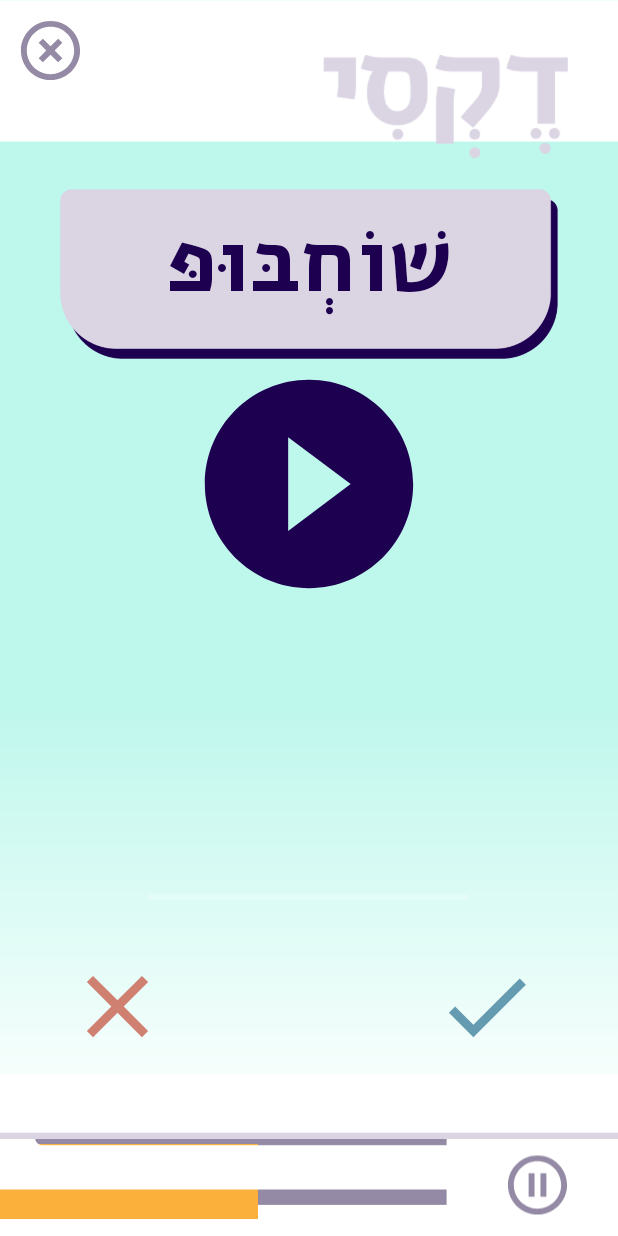
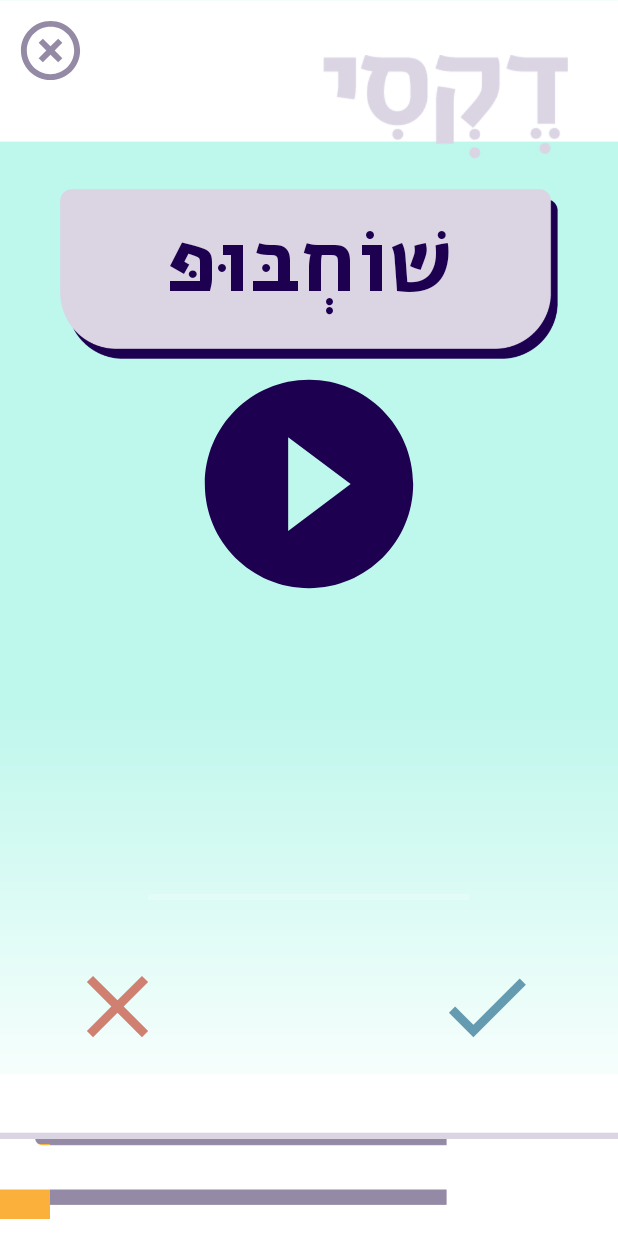
Before and after one commit to shellybekhor/Dexi, an Android app: the GameWordActivity screen opened directly, with no data from a screen before it, after a tap on an icon or button, on a phone screen of 412 x 824 dp. Run offline under Robolectric (Android 15) with nearby library versions, the phone set to English and light mode, and no system bars; network calls fail.

Commit message:
word fucking stupid game

```diff
--- a/app/build.gradle
+++ b/app/build.gradle
@@ -27,5 +27,4 @@ dependencies {
     testImplementation 'junit:junit:4.12'
     androidTestImplementation 'com.android.support.test:runner:1.0.2'
     androidTestImplementation 'com.android.support.test.espresso:espresso-core:3.0.2'
-    compileOnly 'com.google.android.wearable:wearable:2.3.0'
 }
--- a/app/src/main/java/shellybekhor/dexi/GameWordActivity.java
+++ b/app/src/main/java/shellybekhor/dexi/GameWordActivity.java
@@ -4,6 +4,8 @@ import android.content.Intent;
 import android.support.v7.app.AppCompatActivity;
 import android.os.Bundle;
 import android.view.View;
+import android.widget.ImageView;
+import android.widget.TextView;
 
 import java.util.Timer;
 import java.util.TimerTask;
@@ -11,9 +13,19 @@ import java.util.concurrent.Executors;
 import java.util.concurrent.ScheduledExecutorService;
 import java.util.concurrent.TimeUnit;
 
+import backend.*;
+
 public class GameWordActivity extends AppCompatActivity {
-    GameWordRunner runner;
+    //GameWordRunner runner;
     Thread timer;
+    private TextView showWord;
+    private ImageView readWord;
+    private ImageView success;
+    private ImageView fail;
+    private ImageView prog;
+    private SequenceRandomizer randomizer;
+    Word newWord;
+    int width = 0;
 
     @Override
     protected void onCreate(Bundle savedInstanceState) {
@@ -24,61 +36,60 @@ public class GameWordActivity extends AppCompatActivity {
             public void run() {
             }
         });
-        runner = new GameWordRunner(this, timer);
-        runner.startIteration();
-        /**/
-        /*Timer t = new Timer();
-        t.schedule(new TimerTask() {
-            @Override
-            public void run() {
-                runOnUiThread(new Runnable() {
-                    @Override
-                    public void run() {
-                        runner.progress();
-                    }
-                });
-            }
-        }, 0, 100);*/
-        /*ScheduledExecutorService scheduleTaskExecutor = Executors.newScheduledThreadPool(5);
-
-        scheduleTaskExecutor.scheduleAtFixedRate(new Runnable() {
-            public void run() {
-                runner.progress();
-            }
-        }, 0, 100, TimeUnit.MILLISECONDS);*/
+        showWord = findViewById(R.id.showWord);
+        readWord = findViewById(R.id.readWord);
+        success = findViewById(R.id.success);
+        fail = findViewById(R.id.fail);
+        prog = findViewById(R.id.progress);
+        randomizer = new RandomizerImplement();
+        startIteration();
     }
 
-    private void setTimer(){
-        Thread t = new Thread(new Runnable() {
+    public void play(View view){
+        if (newWord != null) newWord.play(GameWordActivity.this);
+    }
+
+    public void startIteration() {
+        newWord = randomizer.getWord();
+        showWord.setText(newWord.toString());
+        success.setOnClickListener(new View.OnClickListener() {
             @Override
-            public void run() {
-                while (runner.getIteration()) {
-                    try {
-                        timer.sleep(100);
-                    } catch (InterruptedException e) {
-                        e.printStackTrace();
-                    }
-                    runOnUiThread(new Runnable() {
-                        @Override
-                        public void run() {
-                            runner.progress();
-                        }
-                    });
-                }
+            public void onClick(View view) {
+                endIteration(true);
             }
         });
-        t.start();
+        fail.setOnClickListener(new View.OnClickListener() {
+            @Override
+            public void onClick(View view) {
+                endIteration(false);
+            }
+        });
     }
 
-    public void runGame() {
-        while (true) {
-            runner.startIteration();
-            setTimer();
+    private void endIteration(boolean isSuccess){
+        if (isSuccess) {
+            if(prog.getLayoutParams().width >= 830){
+                end();
+                return;
+            }
+            prog.getLayoutParams().width +=20;
+        } else {
+            if(prog.getLayoutParams().width > 0) {
+                prog.getLayoutParams().width -= 20;
+            }
         }
+        startIteration();
     }
 
     public void backToMenu(View view) {
         Intent intent = new Intent(GameWordActivity.this, MainActivity.class);
         startActivity(intent);
     }
+
+    public void end(){
+        Intent intent = new Intent(GameWordActivity.this, WinnerActivity.class);
+        intent.putExtra("fromGame", 2);
+        startActivity(intent);
+        finish();
+    }
 }
--- a/app/src/main/res/layout/game_words_activity.xml
+++ b/app/src/main/res/layout/game_words_activity.xml
@@ -39,7 +39,7 @@
 
     <ImageView
         android:id="@+id/progress"
-        android:layout_width="172dp"
+        android:layout_width="20dp"
         android:layout_height="50dp"
         android:layout_alignParentBottom="true"
         android:layout_alignStart="@+id/stopButton"
@@ -49,21 +49,11 @@
 
     <ImageView
         android:id="@+id/progFrame"
-        android:layout_width="wrap_content"
+        android:layout_width="match_parent"
         android:layout_height="208px"
         android:layout_alignParentBottom="true"
         android:layout_alignParentStart="true"
         android:src="@drawable/progress_bar_alpha" />
-
-    <ImageView
-        android:id="@+id/pause"
-        android:layout_width="47dp"
-        android:layout_height="68dp"
-        android:layout_alignEnd="@+id/topLogo"
-        android:layout_alignParentBottom="true"
-        android:layout_marginEnd="-3dp"
-        android:clickable="true"
-        android:src="@drawable/ic_pause_circle_outline_black_24dp" />
 
     <ImageView
         android:id="@+id/divider"
@@ -112,6 +102,7 @@
         android:layout_below="@+id/imageView5"
         android:layout_centerHorizontal="true"
         android:clickable="true"
+        android:onClick="play"
         android:src="@drawable/ic_play_circle_filled_black_24dp" />
 
     <ImageView
@@ -134,4 +125,6 @@
         android:clickable="true"
         android:src="@drawable/ic_close_black_24dp" />
 
+
+
 </RelativeLayout>
```
